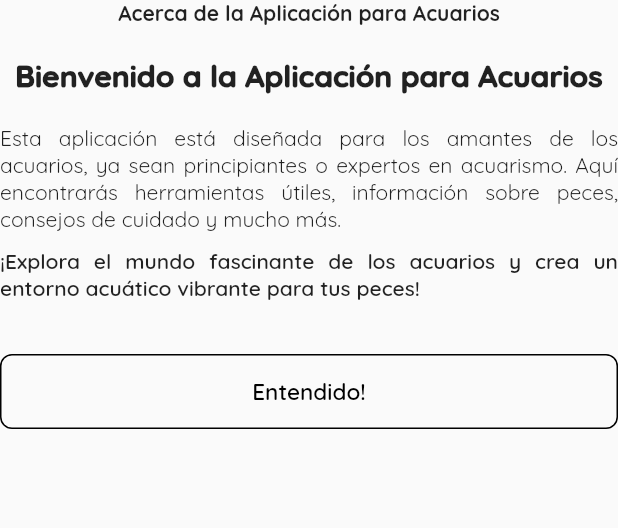
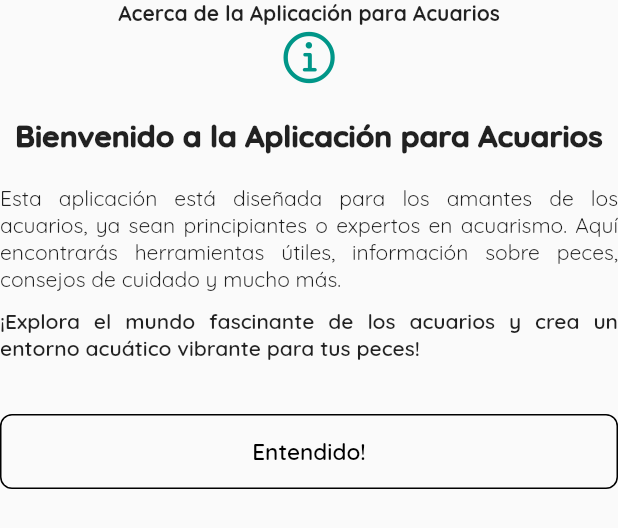
Before and after one commit to Christgrant98/ai-fish-aquarium, a Flutter app: the AboutUsView widget shown alone on an empty page, opened directly, on a phone screen of 412 x 824 dp. Shown: the top 528 px of the screen. Run offline on Flutter 3.47's test engine with Material 2 defaults, Android fonts, the phone set to English and light mode, and no system bars; our stand-ins replace blurrycontainer, camera, carousel_slider, go_router, google_fonts, google_nav_bar and 3 more; missing offline and left inert: google_mlkit_image_labeling, langchain, langchain_openai; accounts and stored records are empty.

Commit message:
about us has now a Icon to increase UI, Icon added to comments word

```diff
--- a/lib/src/subViews/about_us_view.dart
+++ b/lib/src/subViews/about_us_view.dart
@@ -1,3 +1,4 @@
+import 'package:flutter/cupertino.dart';
 import 'package:flutter/material.dart';
 import 'package:login_flutter/src/utils/widgets/custom_button.dart';
 import 'package:login_flutter/src/utils/widgets/text_view.dart';
@@ -16,6 +17,11 @@ class AboutUsView extends StatelessWidget {
             text: 'Acerca de la Aplicación para Acuarios',
             textAlign: TextAlign.center,
             fontWeight: FontWeight.bold,
+          ),
+          const Icon(
+            CupertinoIcons.info_circle,
+            size: 40,
+            color: Colors.teal,
           ),
           const SizedBox(height: 20),
           const TextView(
--- a/lib/src/utils/widgets/card_carousel_image.dart
+++ b/lib/src/utils/widgets/card_carousel_image.dart
@@ -65,7 +65,7 @@ class CardCarouselImagesState extends State<CardCarouselImages> {
   Widget _buildLikeButton() {
     return CircleAvatar(
       radius: 25,
-      backgroundColor: Color.fromARGB(255, 35, 35, 35),
+      backgroundColor: const Color.fromARGB(255, 35, 35, 35),
       child: IconButton(
         onPressed: () => setState(() {
           widget.pez.toggleLike();
--- a/lib/src/views/home_view.dart
+++ b/lib/src/views/home_view.dart
@@ -166,7 +166,6 @@ Widget _builCarouselView(BuildContext context) {
             itemCount: snapshot.data!.length,
             itemBuilder: (context, index, realIndex) {
               final pez = snapshot.data![index];
-              print('pez $pez');
               return CardCarouselImages(pez: pez);
             },
             options: CarouselOptions(
```
Also changed, not shown: lib/src/utils/widgets/pez_details_modal_view.dart (+16 -9 lines).
